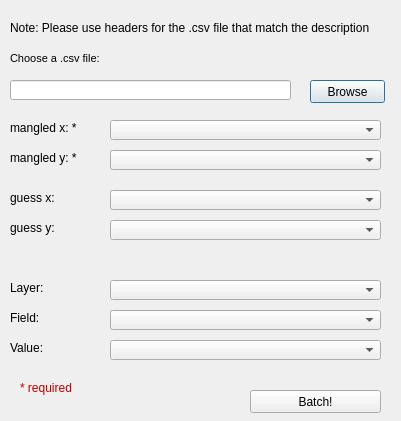
First picture: the form in CoordGuesser_fileBrowser_240118.ui, repository jicrbuh/CoordinateGuesser, before the edit.
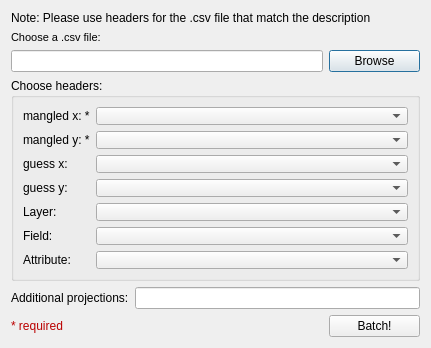
Second picture: the form after the edit.

Patch:
```diff
--- a/CoordGuesser_fileBrowser_240118.ui
+++ b/CoordGuesser_fileBrowser_240118.ui
@@ -6,65 +6,47 @@
    <rect>
     <x>0</x>
     <y>0</y>
-    <width>401</width>
-    <height>421</height>
+    <width>431</width>
+    <height>348</height>
    </rect>
   </property>
+  <property name="minimumSize">
+   <size>
+    <width>0</width>
+    <height>348</height>
+   </size>
+  </property>
+  <property name="maximumSize">
+   <size>
+    <width>16777215</width>
+    <height>348</height>
+   </size>
+  </property>
   <property name="windowTitle">
    <string>Batch Mode</string>
   </property>
-  <widget class="QLabel" name="label">
-   <property name="geometry">
-    <rect>
-     <x>10</x>
-     <y>50</y>
-     <width>241</width>
-     <height>16</height>
-    </rect>
-   </property>
-   <property name="font">
-    <font>
-     <pointsize>8</pointsize>
-    </font>
-   </property>
-   <property name="text">
-    <string>Choose a .csv file:</string>
-   </property>
-  </widget>
+  <layout class="QGridLayout" name="gridLayout">
+   <item row="2" column="3">
   <widget class="QPushButton" name="pushButton_Browse">
-   <property name="geometry">
-    <rect>
-     <x>310</x>
-     <y>80</y>
-     <width>75</width>
-     <height>23</height>
-    </rect>
-   </property>
    <property name="text">
     <string>Browse</string>
    </property>
   </widget>
+   </item>
+   <item row="2" column="0" colspan="3">
   <widget class="QLineEdit" name="lineEdit_Path">
-   <property name="geometry">
-    <rect>
-     <x>10</x>
-     <y>80</y>
-     <width>281</width>
-     <height>20</height>
-    </rect>
-   </property>
    <property name="cursor">
     <cursorShape>WaitCursor</cursorShape>
    </property>
   </widget>
+   </item>
+   <item row="0" column="0" colspan="4">
   <widget class="QLabel" name="label_2">
-   <property name="geometry">
-    <rect>
-     <x>10</x>
-     <y>20</y>
-     <width>371</width>
-     <height>16</height>
-    </rect>
+     <property name="maximumSize">
+      <size>
+       <width>16777215</width>
+       <height>29</height>
+      </size>
    </property>
    <property name="toolTip">
     <string>&lt;html&gt;&lt;head/&gt;&lt;body&gt;&lt;p&gt;The only required fields are mangled X and mangled Y. &lt;/p&gt;&lt;p&gt;All other can be left blank if not needed.&lt;/p&gt;&lt;/body&gt;&lt;/html&gt;</string>
@@ -73,128 +55,40 @@
     <string>Note: Please use headers for the .csv file that match the description</string>
    </property>
   </widget>
-  <widget class="QLabel" name="labelSelectLayer">
-   <property name="geometry">
-    <rect>
-     <x>10</x>
-     <y>340</y>
-     <width>81</width>
-     <height>16</height>
-    </rect>
-   </property>
-   <property name="text">
-    <string>Value:</string>
-   </property>
-  </widget>
-  <widget class="QComboBox" name="fieldValueComboBox">
-   <property name="geometry">
-    <rect>
-     <x>110</x>
-     <y>340</y>
-     <width>271</width>
-     <height>20</height>
-    </rect>
-   </property>
-   <property name="sizePolicy">
-    <sizepolicy hsizetype="MinimumExpanding" vsizetype="Fixed">
-     <horstretch>0</horstretch>
-     <verstretch>0</verstretch>
-    </sizepolicy>
-   </property>
-  </widget>
-  <widget class="QLabel" name="labelSelectLayer_2">
-   <property name="geometry">
-    <rect>
-     <x>10</x>
-     <y>280</y>
-     <width>91</width>
-     <height>16</height>
-    </rect>
-   </property>
+   </item>
+   <item row="1" column="0" colspan="2">
+    <widget class="QLabel" name="label">
+     <property name="maximumSize">
+      <size>
+       <width>16777215</width>
+       <height>28</height>
+      </size>
+     </property>
+     <property name="font">
+      <font>
+       <pointsize>8</pointsize>
+      </font>
+     </property>
    <property name="text">
-    <string>Layer:</string>
-   </property>
-  </widget>
-  <widget class="QComboBox" name="layerComboBox">
-   <property name="geometry">
-    <rect>
-     <x>110</x>
-     <y>280</y>
-     <width>271</width>
-     <height>20</height>
-    </rect>
-   </property>
-   <property name="sizePolicy">
-    <sizepolicy hsizetype="MinimumExpanding" vsizetype="Fixed">
-     <horstretch>0</horstretch>
-     <verstretch>0</verstretch>
-    </sizepolicy>
-   </property>
-  </widget>
-  <widget class="QPushButton" name="pushButton_Batch">
-   <property name="geometry">
-    <rect>
-     <x>250</x>
-     <y>390</y>
-     <width>131</width>
-     <height>23</height>
-    </rect>
-   </property>
-   <property name="text">
-    <string>Batch!</string>
-   </property>
-  </widget>
-  <widget class="QLabel" name="labelSelectLayer_4">
-   <property name="geometry">
-    <rect>
-     <x>10</x>
-     <y>310</y>
-     <width>91</width>
-     <height>16</height>
-    </rect>
-   </property>
-   <property name="text">
-    <string>Field:</string>
-   </property>
-  </widget>
-  <widget class="QComboBox" name="fieldComboBox">
-   <property name="geometry">
-    <rect>
-     <x>110</x>
-     <y>310</y>
-     <width>271</width>
-     <height>20</height>
-    </rect>
-   </property>
-   <property name="sizePolicy">
-    <sizepolicy hsizetype="MinimumExpanding" vsizetype="Fixed">
-     <horstretch>0</horstretch>
-     <verstretch>0</verstretch>
-    </sizepolicy>
-   </property>
-  </widget>
+      <string>Choose a .csv file:</string>
+     </property>
+    </widget>
+   </item>
+   <item row="3" column="0" colspan="4">
+    <widget class="QGroupBox" name="groupBox">
+     <property name="title">
+      <string>Choose headers:</string>
+     </property>
+     <layout class="QFormLayout" name="formLayout">
+      <item row="0" column="0">
   <widget class="QLabel" name="labelSelectLayer_3">
-   <property name="geometry">
-    <rect>
-     <x>10</x>
-     <y>120</y>
-     <width>91</width>
-     <height>16</height>
-    </rect>
-   </property>
    <property name="text">
     <string>mangled x: *</string>
    </property>
   </widget>
+      </item>
+      <item row="0" column="1">
   <widget class="QComboBox" name="mangledXComboBox">
-   <property name="geometry">
-    <rect>
-     <x>110</x>
-     <y>120</y>
-     <width>271</width>
-     <height>20</height>
-    </rect>
-   </property>
    <property name="sizePolicy">
     <sizepolicy hsizetype="MinimumExpanding" vsizetype="Fixed">
      <horstretch>0</horstretch>
@@ -202,57 +96,33 @@
     </sizepolicy>
    </property>
   </widget>
-  <widget class="QComboBox" name="mangledYComboBox">
-   <property name="geometry">
-    <rect>
-     <x>110</x>
-     <y>150</y>
-     <width>271</width>
-     <height>20</height>
-    </rect>
-   </property>
-   <property name="sizePolicy">
-    <sizepolicy hsizetype="MinimumExpanding" vsizetype="Fixed">
-     <horstretch>0</horstretch>
-     <verstretch>0</verstretch>
-    </sizepolicy>
-   </property>
-  </widget>
+      </item>
+      <item row="1" column="0">
   <widget class="QLabel" name="labelSelectLayer_5">
-   <property name="geometry">
-    <rect>
-     <x>10</x>
-     <y>150</y>
-     <width>91</width>
-     <height>16</height>
-    </rect>
-   </property>
    <property name="text">
     <string>mangled y: *</string>
    </property>
   </widget>
+      </item>
+      <item row="1" column="1">
+       <widget class="QComboBox" name="mangledYComboBox">
+        <property name="sizePolicy">
+         <sizepolicy hsizetype="MinimumExpanding" vsizetype="Fixed">
+          <horstretch>0</horstretch>
+          <verstretch>0</verstretch>
+         </sizepolicy>
+        </property>
+       </widget>
+      </item>
+      <item row="2" column="0">
   <widget class="QLabel" name="labelSelectLayer_6">
-   <property name="geometry">
-    <rect>
-     <x>10</x>
-     <y>190</y>
-     <width>91</width>
-     <height>16</height>
-    </rect>
-   </property>
    <property name="text">
     <string>guess x:</string>
    </property>
   </widget>
+      </item>
+      <item row="2" column="1">
   <widget class="QComboBox" name="guessXComboBox">
-   <property name="geometry">
-    <rect>
-     <x>110</x>
-     <y>190</y>
-     <width>271</width>
-     <height>20</height>
-    </rect>
-   </property>
    <property name="sizePolicy">
     <sizepolicy hsizetype="MinimumExpanding" vsizetype="Fixed">
      <horstretch>0</horstretch>
@@ -260,28 +130,33 @@
     </sizepolicy>
    </property>
   </widget>
+      </item>
+      <item row="3" column="0">
   <widget class="QLabel" name="labelSelectLayer_7">
-   <property name="geometry">
-    <rect>
-     <x>10</x>
-     <y>220</y>
-     <width>91</width>
-     <height>16</height>
-    </rect>
-   </property>
    <property name="text">
     <string>guess y:</string>
    </property>
   </widget>
+      </item>
+      <item row="3" column="1">
   <widget class="QComboBox" name="guessYComboBox">
-   <property name="geometry">
-    <rect>
-     <x>110</x>
-     <y>220</y>
-     <width>271</width>
-     <height>20</height>
-    </rect>
-   </property>
+        <property name="sizePolicy">
+         <sizepolicy hsizetype="MinimumExpanding" vsizetype="Fixed">
+          <horstretch>0</horstretch>
+          <verstretch>0</verstretch>
+         </sizepolicy>
+        </property>
+       </widget>
+      </item>
+      <item row="4" column="0">
+       <widget class="QLabel" name="labelSelectLayer_2">
+        <property name="text">
+         <string>Layer:</string>
+        </property>
+       </widget>
+      </item>
+      <item row="4" column="1">
+       <widget class="QComboBox" name="layerComboBox">
    <property name="sizePolicy">
     <sizepolicy hsizetype="MinimumExpanding" vsizetype="Fixed">
      <horstretch>0</horstretch>
@@ -289,19 +164,73 @@
     </sizepolicy>
    </property>
   </widget>
-  <widget class="QLabel" name="labelSelectLayer_8">
-   <property name="geometry">
-    <rect>
-     <x>20</x>
-     <y>380</y>
-     <width>91</width>
-     <height>16</height>
-    </rect>
-   </property>
+      </item>
+      <item row="5" column="0">
+       <widget class="QLabel" name="labelSelectLayer_4">
+        <property name="text">
+         <string>Field:</string>
+        </property>
+       </widget>
+      </item>
+      <item row="5" column="1">
+       <widget class="QComboBox" name="fieldComboBox">
+        <property name="sizePolicy">
+         <sizepolicy hsizetype="MinimumExpanding" vsizetype="Fixed">
+          <horstretch>0</horstretch>
+          <verstretch>0</verstretch>
+         </sizepolicy>
+        </property>
+       </widget>
+      </item>
+      <item row="6" column="0">
+       <widget class="QLabel" name="labelSelectLayer">
+        <property name="text">
+         <string>Attribute:</string>
+        </property>
+       </widget>
+      </item>
+      <item row="6" column="1">
+       <widget class="QComboBox" name="fieldValueComboBox">
+        <property name="sizePolicy">
+         <sizepolicy hsizetype="MinimumExpanding" vsizetype="Fixed">
+          <horstretch>0</horstretch>
+          <verstretch>0</verstretch>
+         </sizepolicy>
+        </property>
+       </widget>
+      </item>
+     </layout>
+    </widget>
+   </item>
+   <item row="5" column="0">
+    <widget class="QLabel" name="labelSelectLayer_required">
    <property name="text">
     <string>&lt;html&gt;&lt;head/&gt;&lt;body&gt;&lt;p&gt;&lt;span style=&quot; color:#ba0000;&quot;&gt;* required&lt;/span&gt;&lt;/p&gt;&lt;/body&gt;&lt;/html&gt;</string>
    </property>
   </widget>
+   </item>
+   <item row="4" column="0">
+    <widget class="QLabel" name="labelSelectLayer_addProj">
+     <property name="text">
+      <string>Additional projections:</string>
+     </property>
+    </widget>
+   </item>
+   <item row="5" column="3">
+    <widget class="QPushButton" name="pushButton_Batch">
+     <property name="text">
+      <string>Batch!</string>
+     </property>
+    </widget>
+   </item>
+   <item row="4" column="1" colspan="3">
+    <widget class="QLineEdit" name="lineEdit_addProj">
+     <property name="toolTip">
+      <string>&lt;html&gt;&lt;head/&gt;&lt;body&gt;&lt;p&gt;A valid PROJ.4 string (e.g. &lt;span style=&quot; font-style:italic;&quot;&gt;+proj=longlat +datum=WGS84 +no_defs&lt;/span&gt;) or a utm zone (e.g. &lt;span style=&quot; font-style:italic;&quot;&gt;60&lt;/span&gt;)&lt;/p&gt;&lt;/body&gt;&lt;/html&gt;</string>
+     </property>
+    </widget>
+   </item>
+  </layout>
  </widget>
  <resources/>
  <connections/>
```
Lines whose indentation alone changed are shown as unchanged.
